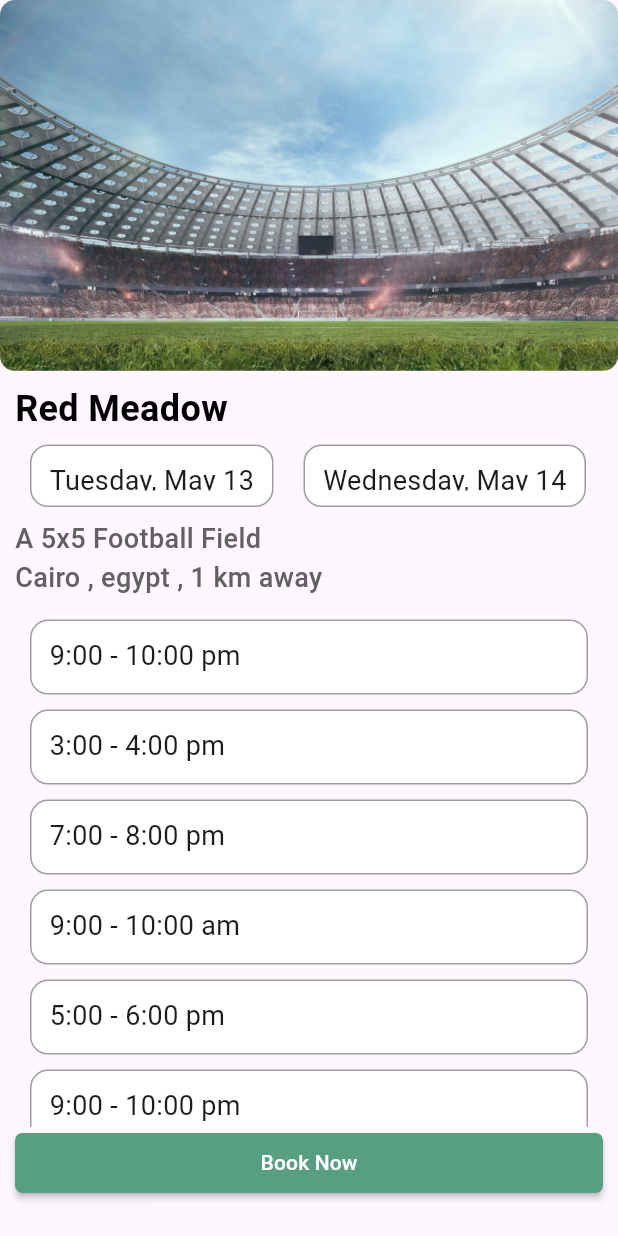
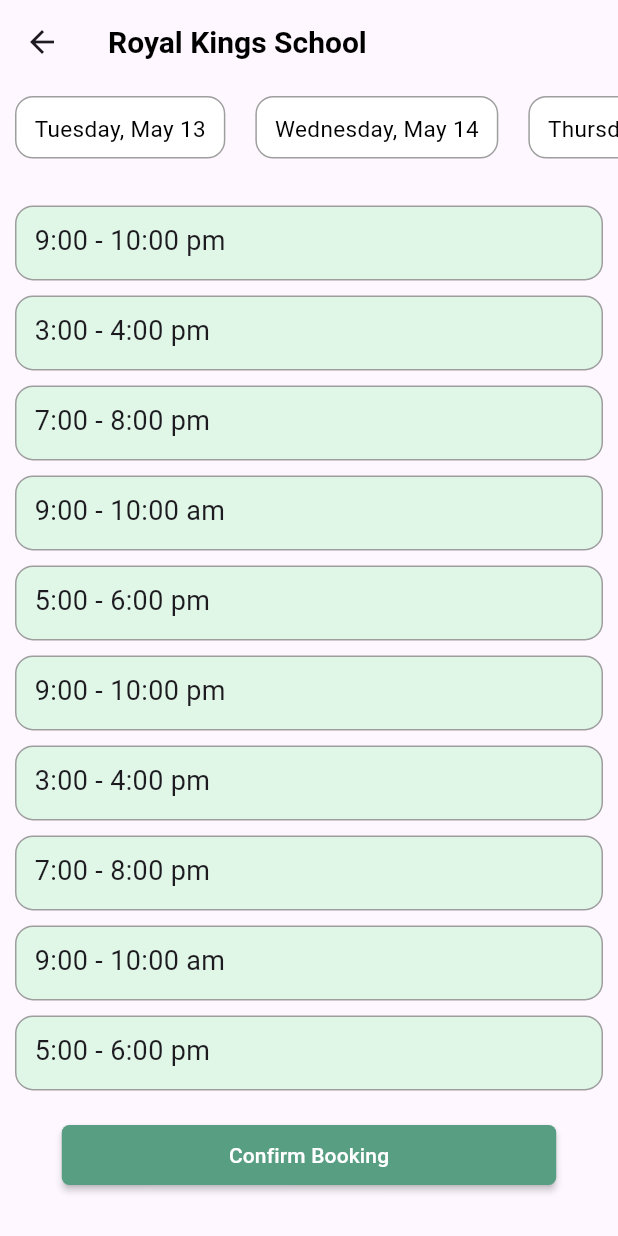
Before and after one commit to Dohaibrahim/book_and_play, a Flutter app: the FootballFieldView screen opened by its route, after a tap on "Book Now", on a phone screen of 412 x 824 dp. Run offline on Flutter 3.47's test engine with Material 3 defaults, Android fonts, the phone set to English and light mode, and no system bars; our stand-ins replace country_picker, dartz, dio, flutter_bloc, geolocator, get_it and 2 more; accounts and stored records are empty; statements that could not run were skipped.

Commit message:
added the sequence of ui booking screens

```diff
--- a/lib/core/routing/app_router.dart
+++ b/lib/core/routing/app_router.dart
@@ -1,6 +1,7 @@
 import 'package:book_and_play/core/routing/routes.dart';
 import 'package:book_and_play/features/auth/presentation/sign_in_view.dart';
 import 'package:book_and_play/features/auth/presentation/sign_up_view.dart';
+import 'package:book_and_play/features/booking/presentation/book_now_view.dart';
 import 'package:book_and_play/features/booking/presentation/choose_football_field_view.dart';
 import 'package:book_and_play/features/booking/presentation/football_field_view.dart';
 import 'package:book_and_play/features/booking/presentation/location_selection.dart';
@@ -40,6 +41,8 @@ class AppRouter {
         return MaterialPageRoute(builder: (_) => const FootballFieldView());
       case Routes.userBookedFieldView:
         return MaterialPageRoute(builder: (_) => const UserBookedFieldView());
+      case Routes.bookNowView:
+        return MaterialPageRoute(builder: (_) => const BookNowView());
     }
     return null;
   }
--- a/lib/core/routing/routes.dart
+++ b/lib/core/routing/routes.dart
@@ -9,4 +9,5 @@ class Routes {
   static const String footballFieldView = '/footballFieldView';
   static const String userBookedFieldView = '/userBookedFieldView';
   static const String onboardingView = '/onboardingView';
+  static const String bookNowView = '/bookNowView';
 }
--- /dev/null
+++ b/lib/features/booking/presentation/book_now_view.dart
@@ -0,0 +1,20 @@
+import 'package:book_and_play/core/theme/text_styles.dart';
+import 'package:book_and_play/features/booking/presentation/widgets/book_now_view_body.dart';
+import 'package:flutter/material.dart';
+
+class BookNowView extends StatelessWidget {
+  const BookNowView({super.key});
+
+  @override
+  Widget build(BuildContext context) {
+    return Scaffold(
+      appBar: AppBar(
+        title: Text(
+          'Royal Kings School',
+          style: TextStyles.font24BlackBold.copyWith(fontSize: 20),
+        ),
+      ),
+      body: BookNowViewBody(),
+    );
+  }
+}
--- a/lib/features/booking/presentation/widgets/available_slots.dart
+++ b/lib/features/booking/presentation/widgets/available_slots.dart
@@ -1,4 +1,5 @@
 import 'package:book_and_play/core/theme/color_manager.dart';
+import 'package:book_and_play/core/widgets/app_button.dart';
 import 'package:flutter/material.dart';
 
 class AvailableSlotsListView extends StatefulWidget {
@@ -31,7 +32,10 @@ class _AvailableSlotsListViewState extends State<AvailableSlotsListView> {
 
   @override
   Widget build(BuildContext context) {
-    return ListView.builder(
+    return Column(
+      children: [
+        Expanded(
+          child: ListView.builder(
             padding: EdgeInsets.only(top: 10),
             itemCount: dates.length,
             itemBuilder: (BuildContext context, int index) {
@@ -49,7 +53,10 @@ class _AvailableSlotsListViewState extends State<AvailableSlotsListView> {
                     margin: EdgeInsets.symmetric(vertical: 5, horizontal: 10),
                     padding: EdgeInsets.symmetric(vertical: 10, horizontal: 12),
                     decoration: BoxDecoration(
-                color: isSelected ? ColorManager.primaryColor : Colors.white,
+                      color:
+                          isSelected
+                              ? ColorManager.primaryColor
+                              : Color(0xffe0f7e8),
                       // Color(0xffDEF0E8),
                       borderRadius: BorderRadius.circular(12),
                       border: Border.all(color: Colors.grey),
@@ -59,13 +66,19 @@ class _AvailableSlotsListViewState extends State<AvailableSlotsListView> {
                       textAlign: TextAlign.start,
                       style: TextStyle(
                         fontSize: 18,
-                  fontWeight: isSelected ? FontWeight.w600 : FontWeight.w400,
+                        fontWeight:
+                            isSelected ? FontWeight.w600 : FontWeight.w400,
                       ),
                     ),
                   ),
                 ),
               );
             },
+          ),
+        ),
+        AppButton(onPressed: () {}, text: 'Confirm Booking'),
+        SizedBox(height: 30),
+      ],
     );
   }
 }
--- /dev/null
+++ b/lib/features/booking/presentation/widgets/book_now_view_body.dart
@@ -0,0 +1,21 @@
+import 'package:book_and_play/features/booking/presentation/widgets/available_slots.dart';
+import 'package:book_and_play/features/booking/presentation/widgets/data_bokking_selection.dart';
+import 'package:flutter/material.dart';
+
+class BookNowViewBody extends StatelessWidget {
+  const BookNowViewBody({super.key});
+
+  @override
+  Widget build(BuildContext context) {
+    final screenHeight = MediaQuery.sizeOf(context).height;
+    return Column(
+      crossAxisAlignment: CrossAxisAlignment.stretch,
+
+      children: [
+        SizedBox(height: screenHeight * 0.07, child: DataBookingSelection()),
+        SizedBox(height: screenHeight * 0.01),
+        Expanded(child: AvailableSlotsListView()),
+      ],
+    );
+  }
+}
--- a/lib/features/booking/presentation/widgets/data_bokking_selection.dart
+++ b/lib/features/booking/presentation/widgets/data_bokking_selection.dart
@@ -47,7 +47,7 @@ class _DataBookingSelectionState extends State<DataBookingSelection> {
               decoration: BoxDecoration(
                 color:
                     isSelected
-                        ? ColorManager.primaryColor
+                        ? Color(0xff4a5057)
                         : Colors.white, //  Color(0xffDEF0E8),
                 borderRadius: BorderRadius.circular(12),
                 border: Border.all(color: Colors.grey),
@@ -56,7 +56,8 @@ class _DataBookingSelectionState extends State<DataBookingSelection> {
                 formatted,
                 textAlign: TextAlign.start,
                 style: TextStyle(
-                  fontSize: 18,
+                  color: isSelected ? Colors.white : Colors.black,
+                  fontSize: 15,
                   fontWeight: isSelected ? FontWeight.w600 : FontWeight.w400,
                 ),
               ),
--- a/lib/features/booking/presentation/widgets/football_field_view_body.dart
+++ b/lib/features/booking/presentation/widgets/football_field_view_body.dart
@@ -1,7 +1,8 @@
+import 'package:book_and_play/core/routing/routes.dart';
+import 'package:book_and_play/core/theme/color_manager.dart';
 import 'package:book_and_play/core/theme/text_styles.dart';
 import 'package:book_and_play/core/widgets/app_button.dart';
-import 'package:book_and_play/features/booking/presentation/widgets/available_slots.dart';
-import 'package:book_and_play/features/booking/presentation/widgets/data_bokking_selection.dart';
+import 'package:book_and_play/features/booking/presentation/widgets/location_button.dart';
 import 'package:flutter/material.dart';
 
 class FootballFieldViewBody extends StatelessWidget {
@@ -16,7 +17,7 @@ class FootballFieldViewBody extends StatelessWidget {
       children: [
         Container(
           width: screenWidth,
-          height: screenHeight * 0.30,
+          height: screenHeight * 0.45,
           decoration: BoxDecoration(
             borderRadius: BorderRadius.circular(10),
             image: DecorationImage(
@@ -28,36 +29,95 @@ class FootballFieldViewBody extends StatelessWidget {
         Padding(
           padding: EdgeInsets.symmetric(horizontal: 10),
           child: SizedBox(
-            height: screenHeight * 0.70,
+            height: screenHeight * 0.55,
             child: Column(
               crossAxisAlignment: CrossAxisAlignment.stretch,
               children: [
-                SizedBox(height: screenHeight * 0.01),
+                SizedBox(height: screenHeight * 0.017),
                 SizedBox(
                   height: screenHeight * 0.04,
                   child: Text('Red Meadow', style: TextStyles.font24BlackBold),
                 ),
-                SizedBox(
+                Row(
+                  mainAxisAlignment: MainAxisAlignment.start,
+                  crossAxisAlignment: CrossAxisAlignment.start,
+                  children: [
+                    Icon(
+                      Icons.location_on_outlined,
+                      color: ColorManager.primaryColor,
+                      size: 20,
+                    ),
+                    Text(
+                      ' Cairo , Egypt',
+                      style: TextStyles.font14BlackMedium.copyWith(
+                        color: ColorManager.primaryColor,
+                        fontSize: 15,
+                      ),
+                    ),
+                  ],
+                ),
+                SizedBox(height: screenHeight * 0.03),
+                /*SizedBox(
                   height: screenHeight * 0.07,
                   child: DataBookingSelection(),
+                ),*/
+                SizedBox(
+                  height: screenHeight * 0.04,
+                  child: Row(
+                    mainAxisAlignment: MainAxisAlignment.spaceBetween,
+                    children: [
+                      Text(
+                        'Location Info :',
+                        style: TextStyles.font24BlackBold,
+                      ),
+                      LocationButton(latitude: 30.0444, longitude: 31.2357),
+                    ],
+                  ),
                 ),
+                SizedBox(height: 10),
                 Text(
-                  'A 5x5 Football Field',
+                  'Egypt 11371, Cairo, 69 Mostafa El Nahas Street, Nasr City',
                   style: TextStyles.font14BlackMedium.copyWith(
                     color: Colors.grey[700],
-                    fontSize: 18,
+                    fontSize: 16,
                   ),
                 ),
-                Text(
-                  'Cairo , egypt , 1 km away',
-                  style: TextStyles.font14BlackMedium.copyWith(
-                    color: Colors.grey[700],
-                    fontSize: 18,
-                  ),
+                SizedBox(height: screenHeight * 0.03),
+                Text('Amenities :', style: TextStyles.font24BlackBold),
+                Column(
+                  crossAxisAlignment: CrossAxisAlignment.start,
+                  children: [
+                    Text(
+                      'Toilets',
+                      style: TextStyles.font14BlackMedium.copyWith(
+                        color: Colors.grey[700],
+                        fontSize: 16,
+                      ),
+                    ),
+                    Text(
+                      'Cafeteria',
+                      style: TextStyles.font14BlackMedium.copyWith(
+                        color: Colors.grey[700],
+                        fontSize: 16,
+                      ),
+                    ),
+                    Text(
+                      'Field Quality',
+                      style: TextStyles.font14BlackMedium.copyWith(
+                        color: Colors.grey[700],
+                        fontSize: 16,
+                      ),
+                    ),
+                  ],
                 ),
-
-                Expanded(child: AvailableSlotsListView()),
-                AppButton(onPressed: () {}, text: 'Book Now'),
+                Expanded(child: SizedBox()),
+                //Expanded(child: AvailableSlotsListView()),
+                AppButton(
+                  onPressed: () {
+                    Navigator.pushNamed(context, Routes.bookNowView);
+                  },
+                  text: 'Book Now',
+                ),
                 SizedBox(height: screenHeight * 0.03),
                 //Expanded(child: SizedBox()),
               ],
--- /dev/null
+++ b/lib/features/booking/presentation/widgets/location_button.dart
@@ -0,0 +1,49 @@
+import 'package:book_and_play/core/theme/text_styles.dart';
+import 'package:flutter/material.dart';
+import 'package:url_launcher/url_launcher.dart';
+
+class LocationButton extends StatelessWidget {
+  const LocationButton({
+    super.key,
+    this.onPressed,
+    required this.latitude,
+    required this.longitude,
+  });
+  final void Function()? onPressed;
+  final double latitude;
+  final double longitude;
+
+  void _launchMaps() async {
+    final Uri url = Uri.parse(
+      'https://www.google.com/maps/dir/?api=1&origin=My+Location&destination=$latitude,$longitude',
+    );
+
+    if (await canLaunchUrl(url)) {
+      await launchUrl(url, mode: LaunchMode.externalApplication);
+    } else {
+      throw 'Could not launch Maps';
+    }
+  }
+
+  @override
+  Widget build(BuildContext context) {
+    return Container(
+      decoration: BoxDecoration(
+        border: Border.all(color: Colors.transparent),
+        borderRadius: BorderRadius.circular(5),
+        color: Colors.grey[300],
+      ),
+      child: MaterialButton(
+        onPressed: _launchMaps,
+        child: Row(
+          mainAxisAlignment: MainAxisAlignment.spaceBetween,
+          children: [
+            Text('Get Directions', style: TextStyles.font14BlackMedium),
+            SizedBox(width: 3),
+            Icon(Icons.location_on_rounded, color: Colors.black),
+          ],
+        ),
+      ),
+    );
+  }
+}
--- a/pubspec.yaml
+++ b/pubspec.yaml
@@ -26,6 +26,7 @@ dependencies:
   location: ^8.0.0
   geolocator: ^14.0.0
   intl: ^0.20.2
+  url_launcher: ^6.3.1
 
 dev_dependencies:
   flutter_test:
```
Also changed, not shown: lib/core/widgets/app_text_form_field.dart (+11 -5 lines), lib/features/booking/presentation/choose_football_field_view.dart (+14 -5 lines), lib/features/booking/presentation/widgets/booking_search_bar.dart (added, +48 -0 lines), lib/main.dart (+5 -2 lines), pubspec.lock, 6 other files. Lines whose indentation alone changed are shown as unchanged.
